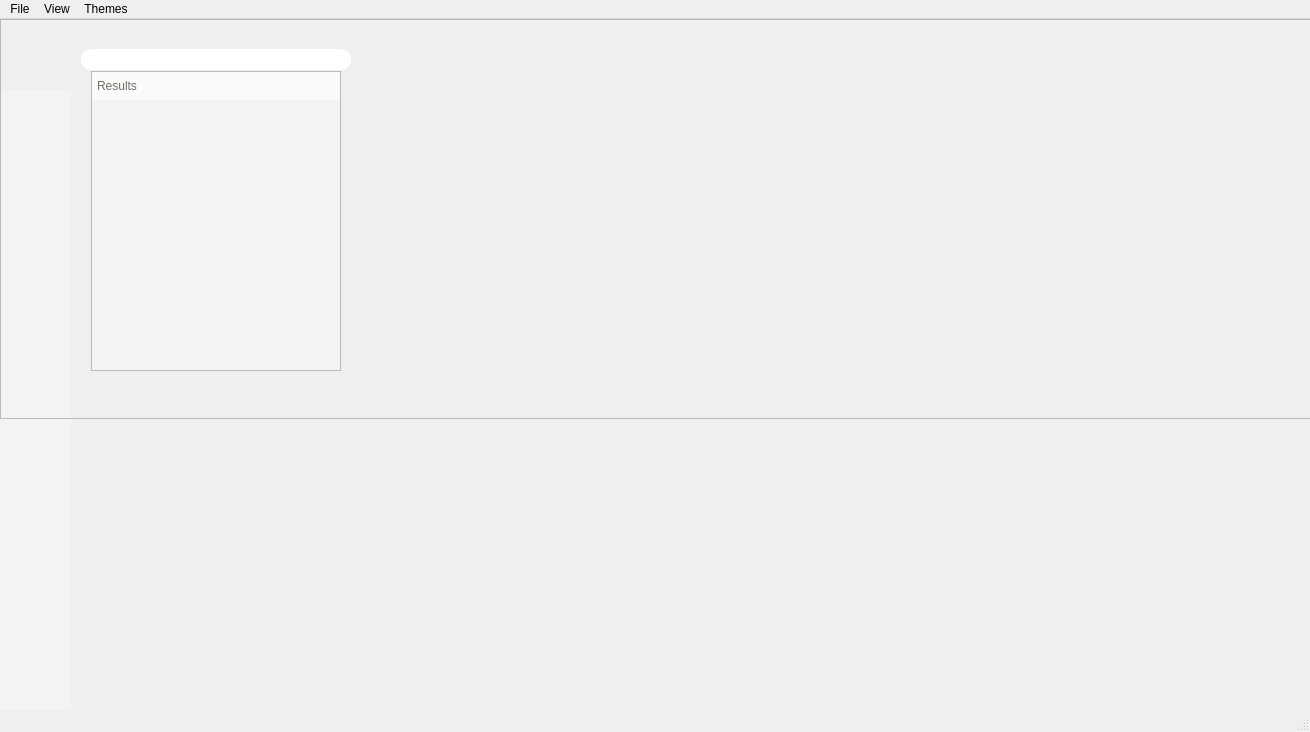
Qt form implementation/primaries/GUI/alternatives/MainWindow.ui (Godley/Music-Library) before a commit.
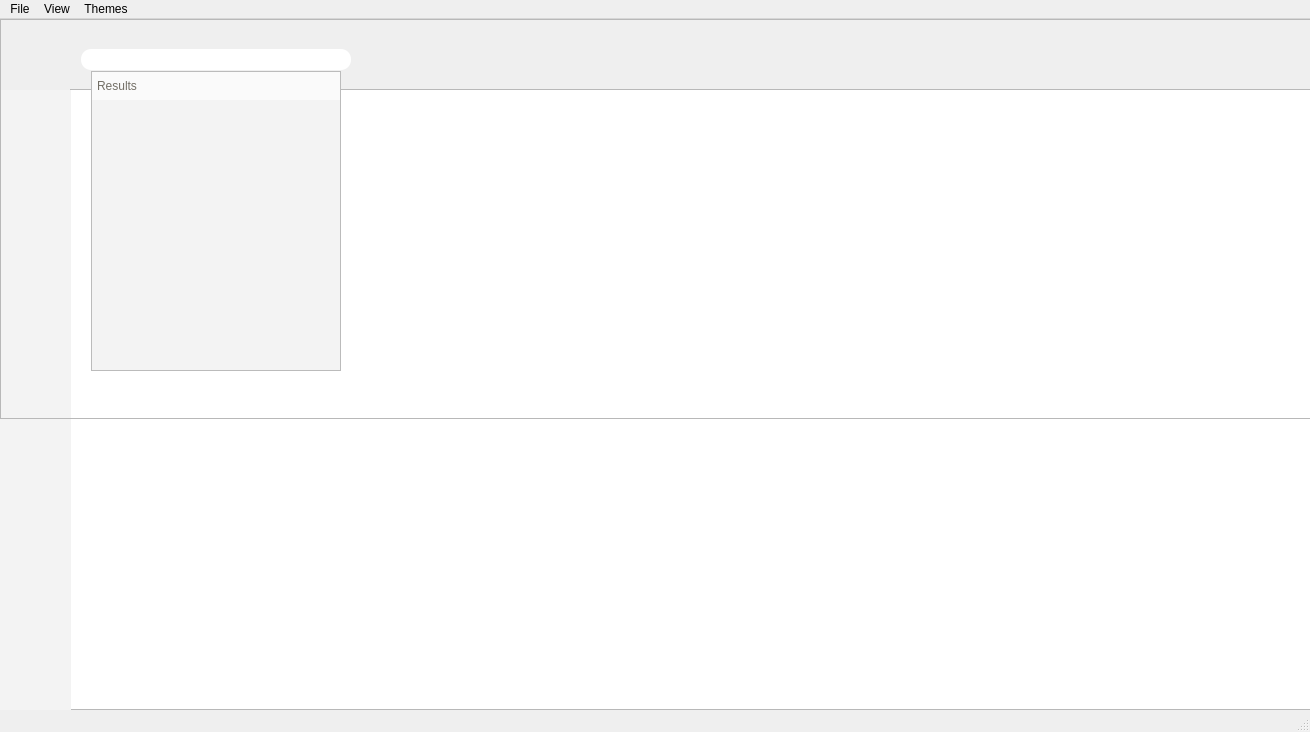
The same form after that commit. Icons and pictures are not drawn.

The edit to the form file:
```diff
--- a/implementation/primaries/GUI/alternatives/MainWindow.ui
+++ b/implementation/primaries/GUI/alternatives/MainWindow.ui
@@ -411,6 +411,21 @@
     <zorder>frame_2</zorder>
     <zorder>searchTree</zorder>
    </widget>
+   <widget class="QGraphicsView" name="scoreWindow">
+    <property name="geometry">
+     <rect>
+      <x>70</x>
+      <y>70</y>
+      <width>1241</width>
+      <height>621</height>
+     </rect>
+    </property>
+   </widget>
+   <zorder>scoreWindow</zorder>
+   <zorder>buttonFrame</zorder>
+   <zorder>contentFrame</zorder>
+   <zorder>searchBar</zorder>
+   <zorder>searchFrame</zorder>
   </widget>
   <widget class="QMenuBar" name="my_menu">
    <property name="geometry">
```
Left out of the diff: 22 changed lines with no effect on the pictures.
